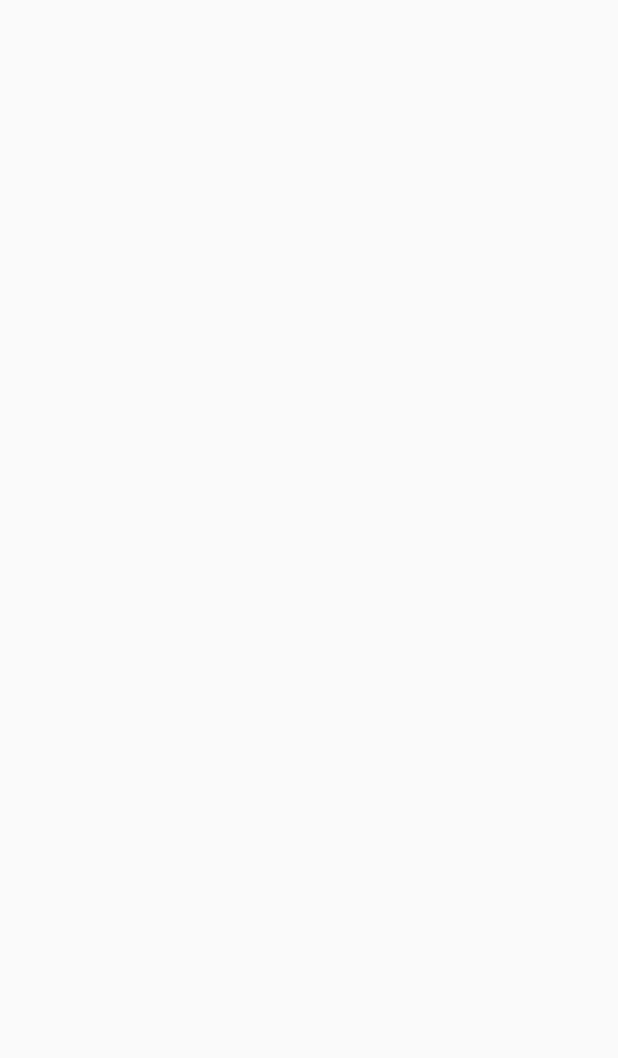
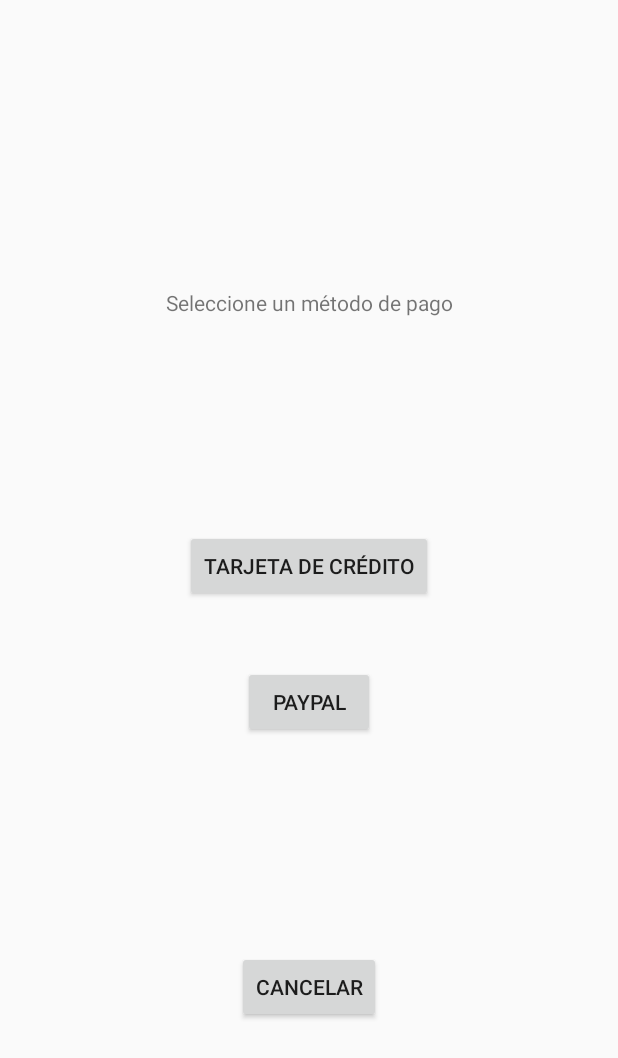
Before and after one commit to panchopuntoexe/vaquita, an Android app: the ActividadMetodoDePago screen opened directly, with no data from a screen before it, on a phone screen of 412 x 824 dp. Before the commit the part shown is empty. Shown: the top 1058 px of the screen. Run offline under Robolectric (Android 15) with nearby library versions, the phone set to English and light mode, and no system bars.

Commit message:
update/Diseño pagos

```diff
--- a/app/src/main/java/com/hexagonal/vaquita/ActividadCompra.kt
+++ b/app/src/main/java/com/hexagonal/vaquita/ActividadCompra.kt
@@ -1,12 +1,20 @@
 package com.hexagonal.vaquita
 
+import android.content.Intent
 import androidx.appcompat.app.AppCompatActivity
 import android.os.Bundle
+import android.widget.Button
 
 class ActividadCompra : AppCompatActivity() {
     override fun onCreate(savedInstanceState: Bundle?) {
         super.onCreate(savedInstanceState)
         setContentView(R.layout.activity_actividad_compra)
 
+        // boton  método de pago
+        var botonMetodoDePago = findViewById<Button>(R.id.botonPagar)
+        botonMetodoDePago.setOnClickListener{
+            val intencion = Intent(this,ActividadMetodoDePago::class.java)
+            startActivity(intencion)
+        }
     }
 }
--- a/app/src/main/java/com/hexagonal/vaquita/ActividadMetodoDePago.kt
+++ b/app/src/main/java/com/hexagonal/vaquita/ActividadMetodoDePago.kt
@@ -1,11 +1,27 @@
 package com.hexagonal.vaquita
 
+import android.content.Intent
 import androidx.appcompat.app.AppCompatActivity
 import android.os.Bundle
+import android.widget.Button
 
 class ActividadMetodoDePago : AppCompatActivity() {
     override fun onCreate(savedInstanceState: Bundle?) {
         super.onCreate(savedInstanceState)
         setContentView(R.layout.activity_actividad_metodo_de_pago)
+
+        // boton  cancel
+        var botonCancelar = findViewById<Button>(R.id.botonCancelar)
+        botonCancelar.setOnClickListener{
+            val intencion = Intent(this,ActividadCompra::class.java)
+            startActivity(intencion)
+        }
+
+        // boton  tarjeta
+        var botonTarjeta = findViewById<Button>(R.id.botonTarjeta)
+        botonTarjeta.setOnClickListener{
+            val intencion = Intent(this,ActividadTarjetaDeCredito::class.java)
+            startActivity(intencion)
+        }
     }
 }
--- a/app/src/main/res/layout/activity_actividad_metodo_de_pago.xml
+++ b/app/src/main/res/layout/activity_actividad_metodo_de_pago.xml
@@ -6,4 +6,49 @@
     android:layout_height="match_parent"
     tools:context=".ActividadMetodoDePago">
 
+    <TextView
+        android:id="@+id/textSeleccioneMetodo"
+        android:layout_width="wrap_content"
+        android:layout_height="wrap_content"
+        android:layout_marginTop="150dp"
+        android:layout_marginBottom="50dp"
+        android:text="@string/textSeleccioneMetodo"
+        app:layout_constraintBottom_toTopOf="@id/botonTarjeta"
+        app:layout_constraintEnd_toEndOf="parent"
+        app:layout_constraintStart_toStartOf="parent"
+        app:layout_constraintTop_toTopOf="parent" />
+
+    <Button
+        android:id="@+id/botonTarjeta"
+        android:layout_width="wrap_content"
+        android:layout_height="wrap_content"
+        android:layout_marginTop="50dp"
+        android:text="@string/textTarjeta"
+        app:layout_constraintBottom_toTopOf="@id/botonPaypal"
+        app:layout_constraintEnd_toEndOf="parent"
+        app:layout_constraintStart_toStartOf="parent"
+        app:layout_constraintTop_toBottomOf="@+id/textSeleccioneMetodo" />
+
+    <Button
+        android:id="@+id/botonPaypal"
+        android:layout_width="wrap_content"
+        android:layout_height="wrap_content"
+        android:layout_marginBottom="50dp"
+        android:text="@string/paypal"
+        app:layout_constraintBottom_toTopOf="@id/botonCancelar"
+        app:layout_constraintEnd_toEndOf="parent"
+        app:layout_constraintStart_toStartOf="parent"
+        app:layout_constraintTop_toBottomOf="@+id/botonTarjeta" />
+
+    <Button
+        android:id="@+id/botonCancelar"
+        android:layout_width="wrap_content"
+        android:layout_height="wrap_content"
+        android:layout_marginTop="50dp"
+        android:layout_marginBottom="100dp"
+        android:text="@string/cancel"
+        app:layout_constraintBottom_toBottomOf="parent"
+        app:layout_constraintEnd_toEndOf="parent"
+        app:layout_constraintStart_toStartOf="parent"
+        app:layout_constraintTop_toBottomOf="@+id/botonPaypal" />
 </androidx.constraintlayout.widget.ConstraintLayout>
--- a/app/src/main/res/values/strings.xml
+++ b/app/src/main/res/values/strings.xml
@@ -40,4 +40,7 @@
     <string name="textParticipantes">Participantes</string>
     <string name="textGastos">Gastos</string>
     <string name="pagar">Pagar</string>
+    <string name="paypal">PayPal</string>
+    <string name="textTarjeta">Tarjeta de Crédito</string>
+    <string name="textSeleccioneMetodo">Seleccione un método de pago</string>
 </resources>
```
